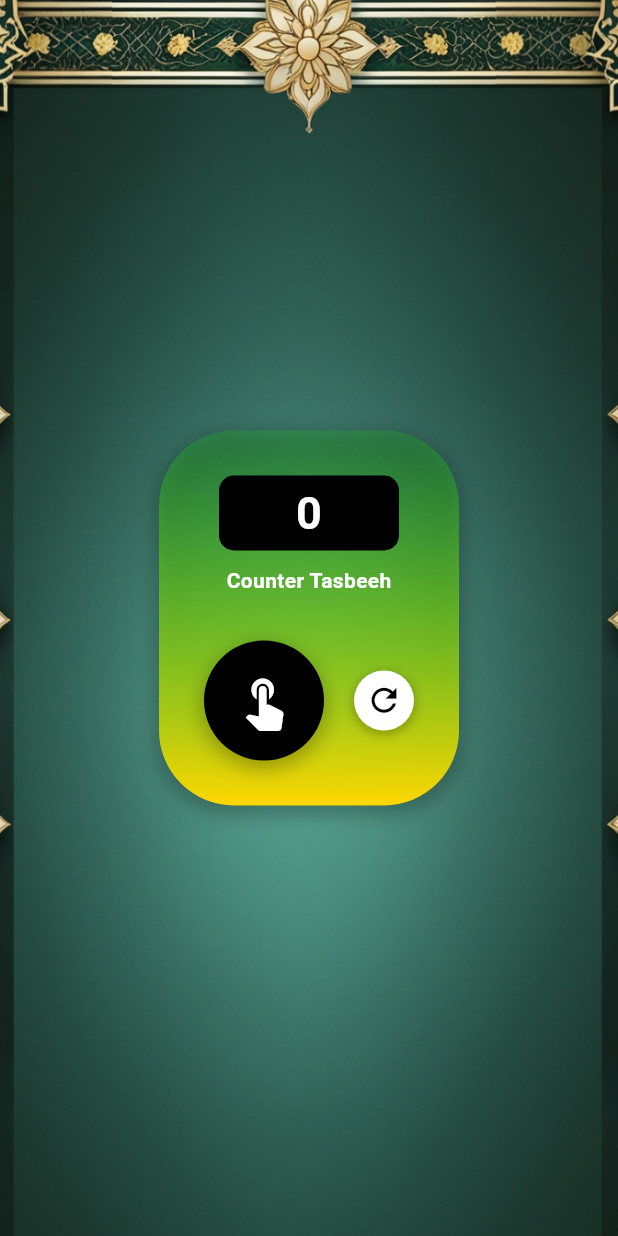
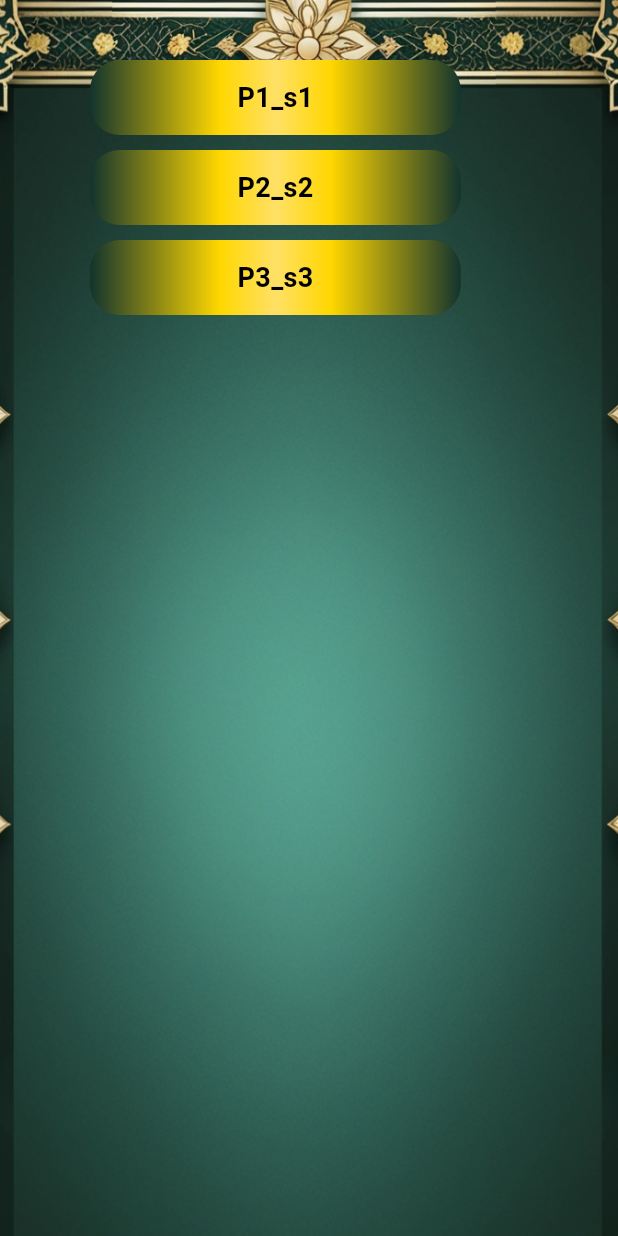
Before and after one commit to ahmadali369/makki-madani-qaida, a Flutter app: the TasbeehScreen screen opened directly, on a phone screen of 412 x 824 dp. Run offline on Flutter 3.47's test engine with Material 3 defaults, Android fonts, the phone set to English and light mode, and no system bars; our stand-ins replace animate_do, audioplayers, dots_indicator, geolocator, google_fonts; missing offline and left inert: flutter_qiblah.

Commit message:
feat - qaida pages incorporated

```diff
--- a/lib/Screens/Tasbeeh_Counter.dart
+++ b/lib/Screens/Tasbeeh_Counter.dart
@@ -1,4 +1,8 @@
 import 'package:flutter/material.dart';
+
+import '../pages/p1-9_s1.dart';
+import '../pages/p2-10_s2.dart';
+import '../pages/p3-11_s3.dart';
 
 void main() {
   runApp(TasbeehApp());
@@ -48,120 +52,91 @@ class _TasbeehScreenState extends State<TasbeehScreen> {
               ),
             ),
           ),
-          Center(
-            child: Column(
-              mainAxisAlignment: MainAxisAlignment.center,
-              children: [
-                // Tasbeeh Shape
-                Container(
-                  width: 200,
-                  height: 250,
-                  decoration: BoxDecoration(
-                    gradient: LinearGradient(
-                      colors: [Color.fromARGB(40, 22, 255, 5), Color(0xFFFFD700),],
-                      begin: Alignment.topCenter,
-                      end: Alignment.bottomCenter,
-                    ),
-                    borderRadius: BorderRadius.circular(50),
-                    boxShadow: [
-                      BoxShadow(
-                        color: Colors.black26,
-                        blurRadius: 10,
-                        spreadRadius: 2,
-                        offset: Offset(0, 4),
-                      )
-                    ],
-                  ),
-                  child: Column(
-                    mainAxisAlignment: MainAxisAlignment.center,
-                    children: [
-                      // Display Screen
-                      Container(
-                        width: 120,
-                        height: 50,
-                        decoration: BoxDecoration(
-                          color: Colors.black,
-                          borderRadius: BorderRadius.circular(10),
-                        ),
-                        child: Center(
-                          child: Text(
-                            '$_count',
-                            style: TextStyle(
-                              fontSize: 30,
-                              fontWeight: FontWeight.bold,
-                              color: Colors.white,
-                            ),
-                          ),
-                        ),
-                      ),
-                      SizedBox(height: 10),
-                      Text(
-                        'Counter Tasbeeh',
-                        style: TextStyle(
-                          color: Colors.white,
-                          fontWeight: FontWeight.bold,
-                        ),
-                      ),
-                      SizedBox(height: 30),
-                      // Button Area
-                      Row(
-                        mainAxisAlignment: MainAxisAlignment.center,
-                        children: [
-                          GestureDetector(
-                            onTap: _incrementCounter,
-                            child: Container(
-                              width: 80,
-                              height: 80,
-                              decoration: BoxDecoration(
-                                shape: BoxShape.circle,
-                                gradient: LinearGradient(
-                                  colors: [Colors.black, Colors.black],
-                                  begin: Alignment.topLeft,
-                                  end: Alignment.bottomRight,
-                                ),
-                                boxShadow: [
-                                  BoxShadow(
-                                    color: Colors.black26,
-                                    blurRadius: 10,
-                                    spreadRadius: 2,
-                                    offset: Offset(0, 4),
-                                  )
-                                ],
-                              ),
-                              child: Icon(Icons.touch_app, size: 40, color: Colors.white),
-                            ),
-                          ),
-                          SizedBox(width: 20),
-                          GestureDetector(
-                            onTap: _resetCounter,
-                            child: Container(
-                              width: 40,
-                              height: 40,
-                              decoration: BoxDecoration(
-                                shape: BoxShape.circle,
-                                color: Colors.white,
-                                boxShadow: [
-                                  BoxShadow(
-                                    color: Colors.black26,
-                                    blurRadius: 5,
-                                    spreadRadius: 1,
-                                    offset: Offset(0, 2),
-                                  )
-                                ],
-                              ),
-                              child: Icon(Icons.refresh, size: 25, color: Colors.black),
-                            ),
-                          ),
-                        ],
-                      ),
-                    ],
-                  ),
-                ),
-              ],
+
+          Padding(
+            padding: const EdgeInsets.fromLTRB(60, 40, 0, 0),
+            child: SingleChildScrollView(
+              child: Column(
+                mainAxisAlignment: MainAxisAlignment.start,
+                crossAxisAlignment: CrossAxisAlignment.center,
+                children: [
+
+
+                  PageButton(name: "P1_s1", Page: const P1_S1()),
+
+                  const SizedBox(height: 10,),
+
+                  PageButton(name: "P2_s2", Page: const P2_S2()),
+
+                  const SizedBox(height: 10,),
+
+                  PageButton(name: "P3_s3", Page: const P3_S3()),
+
+
+                ],
+              ),
             ),
-          ),
+          )
+
+
         ],
       ),
     );
   }
 }
+
+
+
+
+class PageButton extends StatefulWidget {
+
+  const PageButton({super.key, required this.name, required this.Page});
+
+  final String name;
+  final Widget Page;
+
+
+  @override
+  State<PageButton> createState() => _PageButtonState();
+}
+
+class _PageButtonState extends State<PageButton> {
+  @override
+  Widget build(BuildContext context) {
+    return                     GestureDetector(
+      onTap: () {
+
+        Navigator.pushReplacement(context, MaterialPageRoute(builder: (context) => widget.Page));
+        // Handle login
+      },
+      child: Container(
+        height: 50,
+        alignment: Alignment.center,
+        width: MediaQuery.of(context).size.width * .6,
+        decoration: BoxDecoration(
+          gradient: LinearGradient(
+            colors: [
+              Color(0xFF13342d), // Dark Green
+              Color(0xFFFFD700), // Gold
+              Color(0xFFFFE066), // Light Gold (Center)
+              Color(0xFFFFD700), // Gold
+              Color(0xFF13342d), // Dark Green
+            ],
+            stops: [0.0, 0.35, 0.5, 0.65, 1.0],
+            begin: Alignment.centerLeft,
+            end: Alignment.centerRight,
+          ),
+          borderRadius: BorderRadius.circular(20),
+        ),
+        child: Text(
+          widget.name,
+          style: TextStyle(
+            color: Colors.black,
+            fontSize: 18,
+            fontWeight: FontWeight.bold,
+          ),
+        ),
+      ),
+    );
+  }
+}
```
